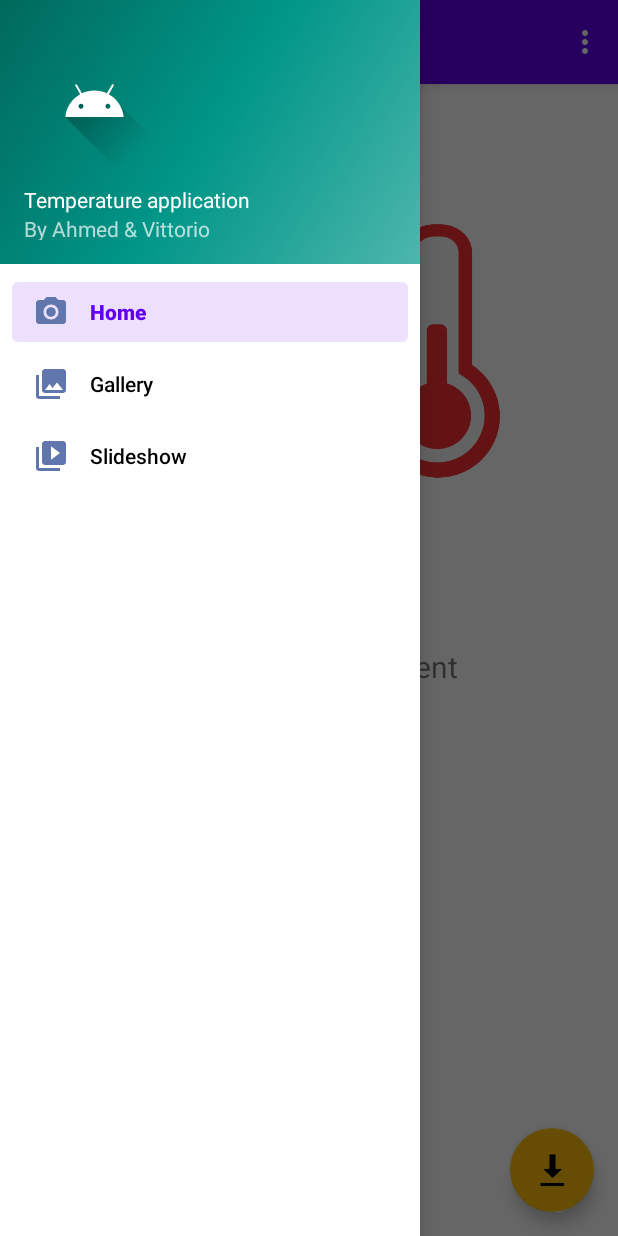
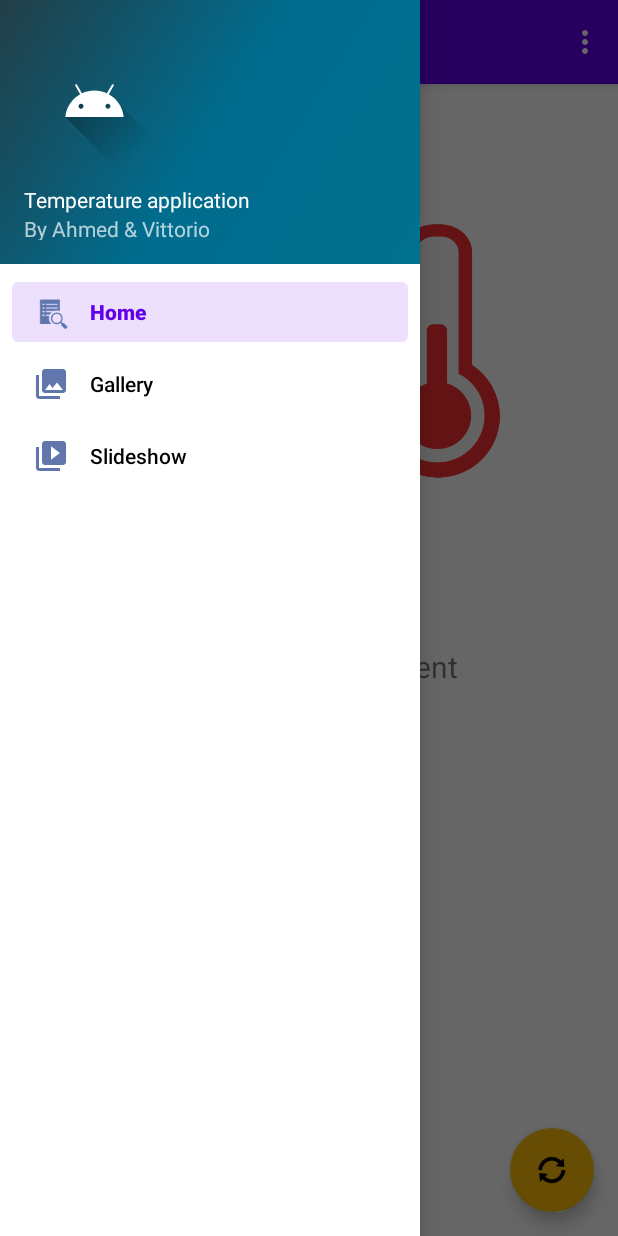
Before and after one commit to Codad96/TemperatureApp, an Android app: the screen it shows after launch (MainActivity), with the side drawer open, on a phone screen of 412 x 824 dp. Run offline under Robolectric (Android 15) with nearby library versions, the light colour scheme and no system bars; our stand-ins replace navigation-ui.

Commit message:
Few changes before bed

```diff
--- a/app/src/main/java/com/example/tempapp/MainActivity.java
+++ b/app/src/main/java/com/example/tempapp/MainActivity.java
@@ -55,8 +55,8 @@ public class MainActivity extends AppCompatActivity {
             @Override
             public void onClick(View view) {
                 new fetchData().start();
-
-                Snackbar.make(view, "Data fetched", Snackbar.LENGTH_LONG)
+                new updateText().start();
+                Snackbar.make(view, "Updated!", Snackbar.LENGTH_LONG)
                         .setAction("Action", null).show();
             }
         });
@@ -65,7 +65,7 @@ public class MainActivity extends AppCompatActivity {
         // Passing each menu ID as a set of Ids because each
         // menu should be considered as top level destinations.
         mAppBarConfiguration = new AppBarConfiguration.Builder(
-                R.id.nav_home, R.id.nav_gallery, R.id.nav_slideshow)
+                R.id.nav_list, R.id.nav_graph, R.id.nav_slideshow)
                 .setOpenableLayout(drawer)
                 .build();
         NavController navController = Navigation.findNavController(this, R.id.nav_host_fragment_content_main);
@@ -158,4 +158,6 @@ public class MainActivity extends AppCompatActivity {
         }
     }
 
+    private class updateText {
+    }
 }
--- a/app/src/main/res/drawable/side_nav_bar.xml
+++ b/app/src/main/res/drawable/side_nav_bar.xml
@@ -2,8 +2,8 @@
     android:shape="rectangle">
     <gradient
         android:angle="135"
-        android:centerColor="#009688"
-        android:endColor="#00695C"
-        android:startColor="#4DB6AC"
+        android:centerColor="#006C8E"
+        android:endColor="#223E47"
+        android:startColor="#00718E"
         android:type="linear" />
 </shape>
--- a/app/src/main/res/layout/app_bar_main.xml
+++ b/app/src/main/res/layout/app_bar_main.xml
@@ -30,6 +30,6 @@
         android:layout_marginEnd="@dimen/fab_margin"
         android:layout_marginBottom="16dp"
         app:backgroundTint="#FFC107"
-        app:srcCompat="@android:drawable/stat_sys_download" />
+        app:srcCompat="@android:drawable/ic_popup_sync" />
 
 </androidx.coordinatorlayout.widget.CoordinatorLayout>
--- a/app/src/main/res/menu/activity_main_drawer.xml
+++ b/app/src/main/res/menu/activity_main_drawer.xml
@@ -5,11 +5,11 @@
 
     <group android:checkableBehavior="single">
         <item
-            android:id="@+id/nav_home"
-            android:icon="@drawable/ic_menu_camera"
+            android:id="@+id/nav_list"
+            android:icon="?android:attr/actionModeFindDrawable"
             android:title="@string/menu_home" />
         <item
-            android:id="@+id/nav_gallery"
+            android:id="@+id/nav_graph"
             android:icon="@drawable/ic_menu_gallery"
             android:title="@string/menu_gallery" />
         <item
--- a/app/src/main/res/navigation/mobile_navigation.xml
+++ b/app/src/main/res/navigation/mobile_navigation.xml
@@ -3,23 +3,23 @@
     xmlns:app="http://schemas.android.com/apk/res-auto"
     xmlns:tools="http://schemas.android.com/tools"
     android:id="@+id/mobile_navigation"
-    app:startDestination="@+id/nav_home">
+    app:startDestination="@+id/nav_list">
 
     <fragment
-        android:id="@+id/nav_home"
+        android:id="@+id/nav_list"
         android:name="com.example.tempapp.ui.home.HomeFragment"
         android:label="@string/menu_home"
         tools:layout="@layout/fragment_home" >
         <action
             android:id="@+id/action_nav_home_to_nav_gallery"
-            app:destination="@id/nav_gallery" />
+            app:destination="@id/nav_graph" />
         <action
             android:id="@+id/action_nav_home_to_nav_slideshow"
             app:destination="@id/nav_slideshow" />
     </fragment>
 
     <fragment
-        android:id="@+id/nav_gallery"
+        android:id="@+id/nav_graph"
         android:name="com.example.tempapp.ui.gallery.GalleryFragment"
         android:label="@string/menu_gallery"
         tools:layout="@layout/fragment_gallery" >
@@ -28,7 +28,7 @@
             app:destination="@id/nav_slideshow" />
         <action
             android:id="@+id/action_nav_gallery_to_nav_home"
-            app:destination="@id/nav_home" />
+            app:destination="@id/nav_list" />
     </fragment>
 
     <fragment
@@ -38,6 +38,6 @@
         tools:layout="@layout/fragment_slideshow" >
         <action
             android:id="@+id/action_nav_slideshow_to_nav_home"
-            app:destination="@id/nav_home" />
+            app:destination="@id/nav_list" />
     </fragment>
 </navigation>
```
